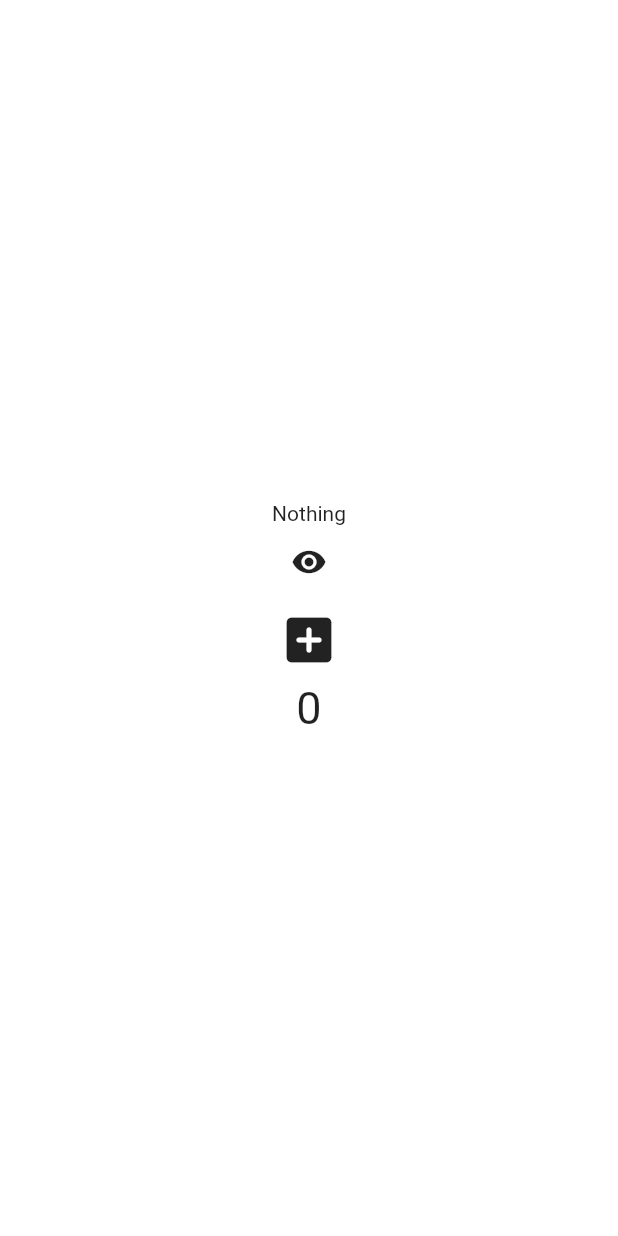
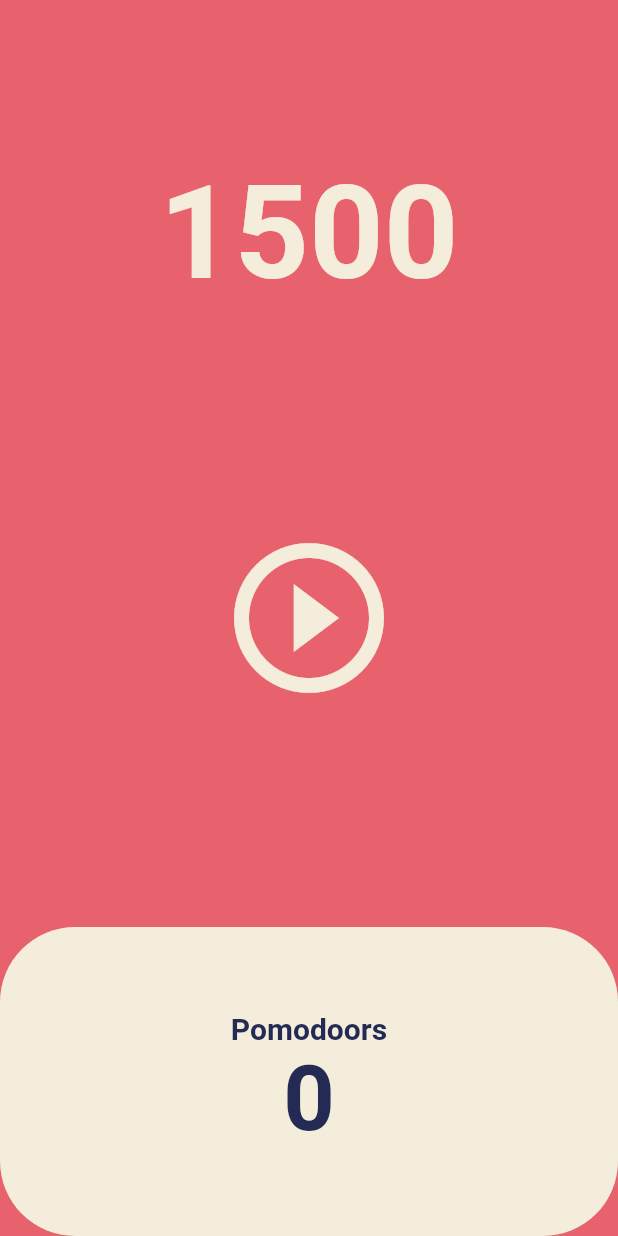
Before and after one commit to beoma21/TIL, a Flutter app: the screen it shows after launch, on a phone screen of 412 x 824 dp. Run offline on Flutter 3.47's test engine with Material 2 defaults, Android fonts, the phone set to English and light mode, and no system bars.

Commit message:
Flutter_timer_230205

```diff
--- a/FirstProject/flutter_application_1/lib/main.dart
+++ b/FirstProject/flutter_application_1/lib/main.dart
@@ -1,9 +1,30 @@
 import 'package:flutter/material.dart';
+import 'package:flutter_application_1/screens/home_screen.dart';
 
 void main() {
   runApp(App());
 }
 
+class App extends StatelessWidget {
+  @override
+  Widget build(Object context) {
+    return MaterialApp(
+      theme: ThemeData(
+        backgroundColor: const Color(0xFFE7626C),
+        textTheme: const TextTheme(
+          headline1: TextStyle(
+            color: Color(0xFF232B55),
+          ),
+        ),
+        cardColor: const Color(0xFFF4EDDB),
+      ),
+      home: const HomeScreen(),
+    );
+  }
+}
+
+// #4. StatefulWidget
+/*
 class App extends StatefulWidget {
   @override
   State<App> createState() => _AppState();
@@ -86,6 +107,7 @@ class _MyLargeTitleState extends State<MyLargeTitle> {
     );
   }
 }
+*/
 
 /// #3. Widget
 /*
--- /dev/null
+++ b/FirstProject/flutter_application_1/lib/screens/home_screen.dart
@@ -0,0 +1,98 @@
+import 'dart:async';
+
+import 'package:flutter/material.dart';
+
+class HomeScreen extends StatefulWidget {
+  const HomeScreen({super.key});
+
+  @override
+  State<HomeScreen> createState() => _HomeScreenState();
+}
+
+class _HomeScreenState extends State<HomeScreen> {
+  int totalSeconds = 1500;
+  late Timer timer;
+
+  void onTick(Timer timer) {
+    setState(() {
+      totalSeconds -= 1;
+    });
+  }
+
+  void onStartPressed() {
+    timer = Timer.periodic(const Duration(seconds: 1), onTick);
+  }
+
+  @override
+  Widget build(BuildContext context) {
+    return Scaffold(
+      backgroundColor: Theme.of(context).backgroundColor,
+      body: Column(
+        children: [
+          Flexible(
+            flex: 1,
+            child: Container(
+              alignment: Alignment.bottomCenter,
+              child: Text(
+                '$totalSeconds',
+                style: TextStyle(
+                  color: Theme.of(context).cardColor,
+                  fontSize: 87,
+                  fontWeight: FontWeight.w600,
+                ),
+              ),
+            ),
+          ),
+          Flexible(
+            flex: 2,
+            child: Center(
+              child: IconButton(
+                icon: const Icon(Icons.play_circle_outline),
+                iconSize: 120,
+                color: Theme.of(context).cardColor,
+                onPressed: onStartPressed,
+              ),
+            ),
+          ),
+          Flexible(
+            flex: 1,
+            child: Row(
+              children: [
+                Expanded(
+                  // 화면 끝까지 확장
+                  child: Container(
+                    decoration: BoxDecoration(
+                      color: Theme.of(context).cardColor,
+                      borderRadius: BorderRadius.circular(50),
+                    ),
+                    child: Column(
+                      mainAxisAlignment: MainAxisAlignment.center,
+                      children: [
+                        Text(
+                          'Pomodoors',
+                          style: TextStyle(
+                              fontSize: 20,
+                              fontWeight: FontWeight.w600,
+                              color:
+                                  Theme.of(context).textTheme.headline1!.color),
+                        ),
+                        Text(
+                          '0',
+                          style: TextStyle(
+                              fontSize: 60,
+                              fontWeight: FontWeight.w600,
+                              color:
+                                  Theme.of(context).textTheme.headline1!.color),
+                        ),
+                      ],
+                    ),
+                  ),
+                ),
+              ],
+            ),
+          ),
+        ],
+      ),
+    );
+  }
+}
```
